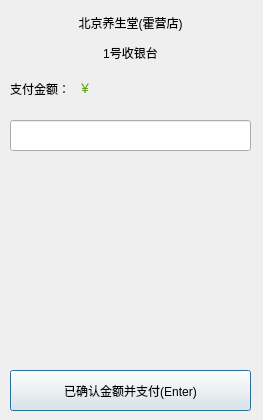
This is bbqshop/bbqshop/PayDialog.ui in qinan2014/bbqshop as Qt 5 draws it before an edit. The edited form follows.
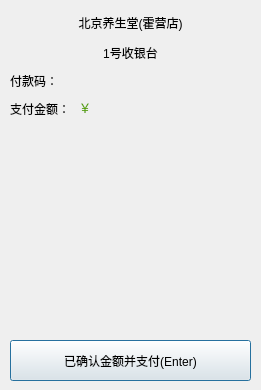
This is the edited form.

Commit message: 支付结果显示窗口

What changed in the file:
```diff
--- a/bbqshop/bbqshop/PayDialog.ui
+++ b/bbqshop/bbqshop/PayDialog.ui
@@ -6,8 +6,8 @@
    <rect>
     <x>0</x>
     <y>0</y>
-    <width>263</width>
-    <height>420</height>
+    <width>261</width>
+    <height>390</height>
    </rect>
   </property>
   <property name="windowTitle">
@@ -17,7 +17,7 @@
    <property name="geometry">
     <rect>
      <x>10</x>
-     <y>60</y>
+     <y>80</y>
      <width>241</width>
      <height>51</height>
     </rect>
@@ -107,30 +107,11 @@
     <set>Qt::AlignCenter</set>
    </property>
   </widget>
-  <widget class="QLineEdit" name="ledtScancode">
-   <property name="geometry">
-    <rect>
-     <x>10</x>
-     <y>120</y>
-     <width>241</width>
-     <height>31</height>
-    </rect>
-   </property>
-   <property name="styleSheet">
-    <string notr="true">font: 75 17pt &quot;Arial&quot;;</string>
-   </property>
-   <property name="text">
-    <string/>
-   </property>
-   <property name="readOnly">
-    <bool>true</bool>
-   </property>
-  </widget>
   <widget class="QPushButton" name="pbtPay">
    <property name="geometry">
     <rect>
      <x>10</x>
-     <y>370</y>
+     <y>340</y>
      <width>241</width>
      <height>41</height>
     </rect>
@@ -146,12 +127,41 @@
    <property name="geometry">
     <rect>
      <x>10</x>
-     <y>160</y>
+     <y>130</y>
      <width>241</width>
      <height>201</height>
     </rect>
    </property>
   </widget>
+  <widget class="QLabel" name="label_2">
+   <property name="geometry">
+    <rect>
+     <x>10</x>
+     <y>70</y>
+     <width>61</width>
+     <height>21</height>
+    </rect>
+   </property>
+   <property name="text">
+    <string>付款码：</string>
+   </property>
+  </widget>
+  <widget class="QLabel" name="ledtScancode">
+   <property name="geometry">
+    <rect>
+     <x>60</x>
+     <y>70</y>
+     <width>191</width>
+     <height>21</height>
+    </rect>
+   </property>
+   <property name="text">
+    <string/>
+   </property>
+   <property name="alignment">
+    <set>Qt::AlignRight|Qt::AlignTrailing|Qt::AlignVCenter</set>
+   </property>
+  </widget>
  </widget>
  <layoutdefault spacing="6" margin="11"/>
  <resources/>
```
Left out of the diff: 3 changed lines with no effect on the pictures. The commit also changes 5 other files.
